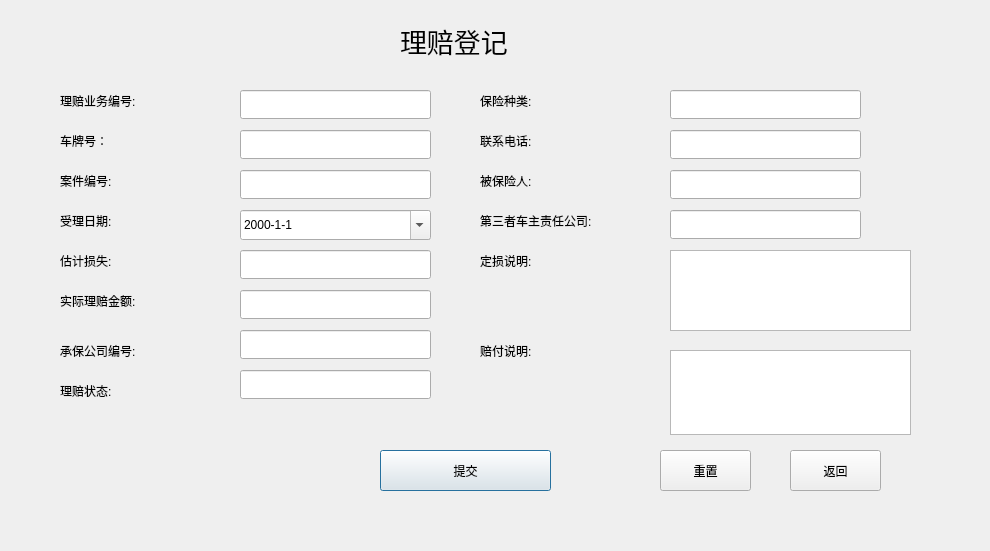
Qt form claiminsertdialog.ui (Vaskka/DR_Projects) before a commit.
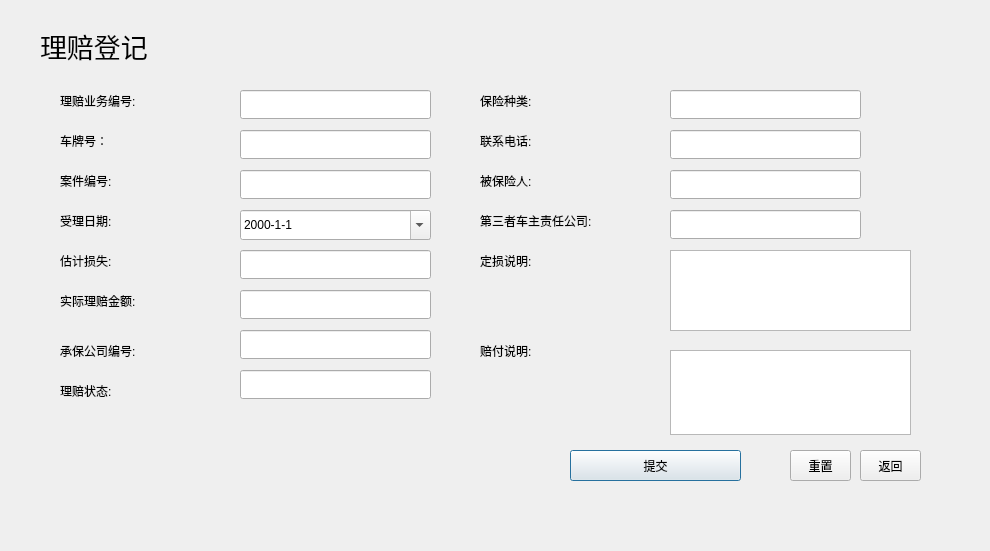
The same form after that commit.

The edit to the form file:
```diff
--- a/claiminsertdialog.ui
+++ b/claiminsertdialog.ui
@@ -58,10 +58,10 @@
   <widget class="QLabel" name="label_10">
    <property name="geometry">
     <rect>
-     <x>400</x>
-     <y>20</y>
-     <width>141</width>
-     <height>41</height>
+     <x>40</x>
+     <y>10</y>
+     <width>911</width>
+     <height>71</height>
     </rect>
    </property>
    <property name="font">
@@ -76,10 +76,10 @@
   <widget class="QPushButton" name="Insert_Commit">
    <property name="geometry">
     <rect>
-     <x>380</x>
+     <x>570</x>
      <y>450</y>
      <width>171</width>
-     <height>41</height>
+     <height>31</height>
     </rect>
    </property>
    <property name="text">
@@ -115,10 +115,10 @@
   <widget class="QPushButton" name="Insert_Reset">
    <property name="geometry">
     <rect>
-     <x>660</x>
+     <x>790</x>
      <y>450</y>
-     <width>91</width>
-     <height>41</height>
+     <width>61</width>
+     <height>31</height>
     </rect>
    </property>
    <property name="text">
@@ -243,10 +243,10 @@
   <widget class="QPushButton" name="Insert_Return">
    <property name="geometry">
     <rect>
-     <x>790</x>
+     <x>860</x>
      <y>450</y>
-     <width>91</width>
-     <height>41</height>
+     <width>61</width>
+     <height>31</height>
     </rect>
    </property>
    <property name="text">
@@ -407,6 +407,80 @@
     </rect>
    </property>
   </widget>
+  <widget class="QLabel" name="label_16">
+   <property name="geometry">
+    <rect>
+     <x>40</x>
+     <y>70</y>
+     <width>431</width>
+     <height>451</height>
+    </rect>
+   </property>
+   <property name="text">
+    <string/>
+   </property>
+  </widget>
+  <widget class="QLabel" name="label_17">
+   <property name="geometry">
+    <rect>
+     <x>460</x>
+     <y>70</y>
+     <width>491</width>
+     <height>461</height>
+    </rect>
+   </property>
+   <property name="text">
+    <string/>
+   </property>
+  </widget>
+  <widget class="QLabel" name="label_18">
+   <property name="geometry">
+    <rect>
+     <x>40</x>
+     <y>519</y>
+     <width>911</width>
+     <height>21</height>
+    </rect>
+   </property>
+   <property name="text">
+    <string/>
+   </property>
+  </widget>
+  <zorder>label_16</zorder>
+  <zorder>label_17</zorder>
+  <zorder>Insert_Date</zorder>
+  <zorder>label_4</zorder>
+  <zorder>label_8</zorder>
+  <zorder>label_10</zorder>
+  <zorder>Insert_Commit</zorder>
+  <zorder>label_6</zorder>
+  <zorder>Insert_CostEdit</zorder>
+  <zorder>Insert_Reset</zorder>
+  <zorder>Insert_ClaimStatusEdit</zorder>
+  <zorder>Insert_CarNumberEdit</zorder>
+  <zorder>Insert_IncNumberEdit</zorder>
+  <zorder>label_5</zorder>
+  <zorder>Insert_CaseNumberEdit</zorder>
+  <zorder>label</zorder>
+  <zorder>label_3</zorder>
+  <zorder>label_9</zorder>
+  <zorder>Insert_NumberEdit</zorder>
+  <zorder>label_7</zorder>
+  <zorder>Insert_Return</zorder>
+  <zorder>label_2</zorder>
+  <zorder>Insert_TelEdit</zorder>
+  <zorder>label_11</zorder>
+  <zorder>Insert_PersonEdit</zorder>
+  <zorder>label_12</zorder>
+  <zorder>label_13</zorder>
+  <zorder>Insert_ThirdIncIEdit</zorder>
+  <zorder>label_14</zorder>
+  <zorder>Insert_LoseEdit</zorder>
+  <zorder>label_15</zorder>
+  <zorder>Insert_StatusEdit</zorder>
+  <zorder>Insert_DamangeEdit</zorder>
+  <zorder>Insert_DescriptionEdit</zorder>
+  <zorder>label_18</zorder>
  </widget>
  <resources/>
  <connections/>
```
